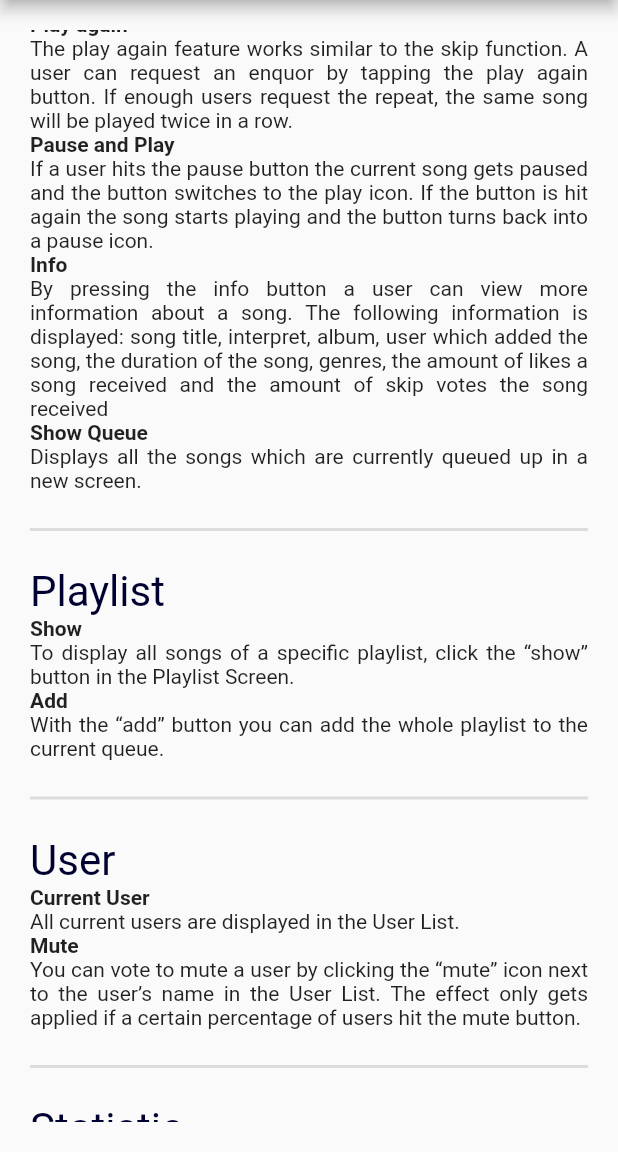
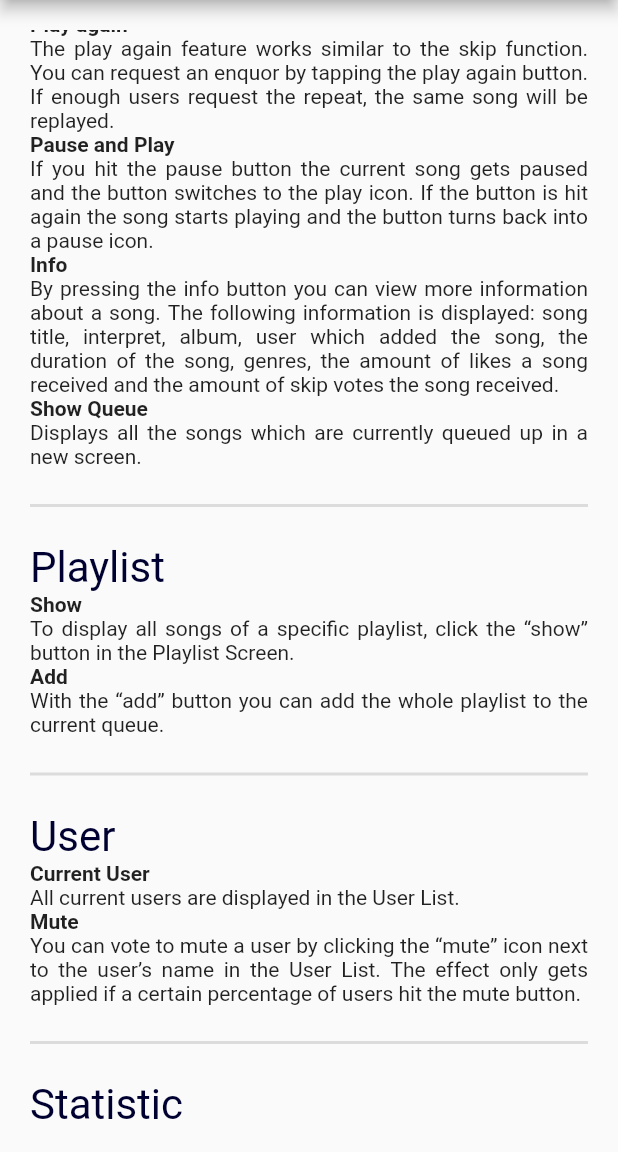
Before and after one commit to ClemensWon/RaspPlayer, a Flutter app: the HelpScreen screen opened by its route, scrolled down 576 dp, on a phone screen of 412 x 824 dp, the part 84-1236 px from its top. Run offline on Flutter 3.47's test engine with Material 2 defaults, Android fonts, the phone set to English and light mode, and no system bars; our stand-ins replace device_info, file_picker; accounts and stored records are empty.

Commit message:
updated text in HelpScreen, added comments

```diff
--- a/raspplayer_app/lib/Screens/ConnectScreen.dart
+++ b/raspplayer_app/lib/Screens/ConnectScreen.dart
@@ -175,6 +175,7 @@ class ConnectScreenState extends State<ConnectScreen> {
     );
   }
 
+  //gets deviceID and sends request to backend
   OnConnect() {
     DeviceInfoService deviceInfoService = new DeviceInfoService();
     RestService restService = new RestService();
--- a/raspplayer_app/lib/Screens/DeviceOptionsScreen.dart
+++ b/raspplayer_app/lib/Screens/DeviceOptionsScreen.dart
@@ -125,6 +125,7 @@ class DeviceOptionsScreenState extends State<DeviceOptionsScreen> {
                     ),
                   ),
                   SizedBox(width: 20,),
+                  //switch for giving users the right to upload songs
                   Switch(value: _allowUpload, onChanged: (bool value) {
                     setState(() {
                       _allowUpload = value;
@@ -146,6 +147,7 @@ class DeviceOptionsScreenState extends State<DeviceOptionsScreen> {
                     ),
                   ),
                   SizedBox(width: 20,),
+                  //switch for activating the option to limit songs
                   Switch(value: _limitAdding, onChanged: (bool value) {
                     setState(() {
                       _limitAdding = value;
@@ -185,6 +187,7 @@ class DeviceOptionsScreenState extends State<DeviceOptionsScreen> {
                 ),
                 alignment: Alignment.centerLeft,
               ),
+              //regulating skip percentage
               Slider(
                 min: 0,
                 max: 100,
--- a/raspplayer_app/lib/Screens/HelpScreen.dart
+++ b/raspplayer_app/lib/Screens/HelpScreen.dart
@@ -1,3 +1,5 @@
+
+import 'dart:ui';
 
 import 'package:flutter/cupertino.dart';
 import 'package:flutter/material.dart';
@@ -90,7 +92,7 @@ class HelpScreen extends StatelessWidget {
                 ),
               ),
               Text(
-                'A user can try to skip a song by pushing the “skip” icon in the main screen. The song will only be skipped if a certain percentage of the users want to skip the song. This percentage can be configured by the owner in the device setting screen.',
+                'You can skip a song by clicking the “skip” icon in the main screen. The song will only be skipped if a certain percentage of users want to skip the song. This percentage can be configured by the session owner in the device setting screen.',
                 textAlign: TextAlign.justify,
               ),
               Text(
@@ -100,7 +102,7 @@ class HelpScreen extends StatelessWidget {
                 ),
               ),
               Text(
-                'The play again feature works similar to the skip function. A user can request an enquor by tapping the play again button. If enough users request the repeat, the same song will be played twice in a row.',
+                'The play again feature works similar to the skip function. You can request an enquor by tapping the play again button. If enough users request the repeat, the same song will be replayed.',
                 textAlign: TextAlign.justify,
               ),
               Text(
@@ -110,7 +112,7 @@ class HelpScreen extends StatelessWidget {
                 ),
               ),
               Text(
-                'If a user hits the pause button the current song gets paused and the button switches to the play icon. If the button is hit again the song starts playing and the button turns back into a pause icon.',
+                'If you hit the pause button the current song gets paused and the button switches to the play icon. If the button is hit again the song starts playing and the button turns back into a pause icon.',
                 textAlign: TextAlign.justify,
               ),
               Text(
@@ -120,7 +122,7 @@ class HelpScreen extends StatelessWidget {
                 ),
               ),
               Text(
-                'By pressing the info button a user can view more information about a song. The following information is displayed: song title, interpret, album, user which added the song, the duration of the song, genres, the amount of likes a song received and the amount of skip votes the song received',
+                'By pressing the info button you can view more information about a song. The following information is displayed: song title, interpret, album, user which added the song, the duration of the song, genres, the amount of likes a song received and the amount of skip votes the song received.',
                 textAlign: TextAlign.justify,
               ),
               Text(
@@ -213,6 +215,11 @@ class HelpScreen extends StatelessWidget {
                 'The Statistic Screen shows different information about users and songs, for example “the most liked song”.',
                 textAlign: TextAlign.justify,
               ),
+              Text(
+                'This feature is currently not fully functional',
+                textAlign: TextAlign.justify,
+                style: TextStyle(color: Colors.red, fontStyle: FontStyle.italic)
+              ),
               Divider(
                 thickness: 2,
                 height: 50,
@@ -284,6 +291,11 @@ class HelpScreen extends StatelessWidget {
                 textAlign: TextAlign.justify,
               ),
               Text(
+                  'This feature is currently not fully functional',
+                  textAlign: TextAlign.justify,
+                  style: TextStyle(color: Colors.red, fontStyle: FontStyle.italic)
+              ),
+              Text(
                 'Limit Adding of Songs',
                 style: TextStyle(
                     fontWeight: FontWeight.bold
@@ -292,6 +304,11 @@ class HelpScreen extends StatelessWidget {
               Text(
                 'If activated, a value can be set to limit the songs a user can add to the current playlist. ',
                 textAlign: TextAlign.justify,
+              ),
+              Text(
+                  'This feature is currently not fully functional',
+                  textAlign: TextAlign.justify,
+                  style: TextStyle(color: Colors.red, fontStyle: FontStyle.italic)
               ),
               Text(
                 'Skip Percentage',
@@ -304,6 +321,11 @@ class HelpScreen extends StatelessWidget {
                 textAlign: TextAlign.justify,
               ),
               Text(
+                  'This feature is currently not fully functional',
+                  textAlign: TextAlign.justify,
+                  style: TextStyle(color: Colors.red, fontStyle: FontStyle.italic)
+              ),
+              Text(
                 'Allow Mute',
                 style: TextStyle(
                     fontWeight: FontWeight.bold
@@ -312,6 +334,11 @@ class HelpScreen extends StatelessWidget {
               Text(
                 'This parameter decides if users are allowed to vote for the muting of other users.',
                 textAlign: TextAlign.justify,
+              ),
+              Text(
+                  'This feature is currently not fully functional',
+                  textAlign: TextAlign.justify,
+                  style: TextStyle(color: Colors.red, fontStyle: FontStyle.italic)
               ),
               Text(
                 'Mute Percentage',
@@ -324,6 +351,11 @@ class HelpScreen extends StatelessWidget {
                 textAlign: TextAlign.justify,
               ),
               Text(
+                  'This feature is currently not fully functional',
+                  textAlign: TextAlign.justify,
+                  style: TextStyle(color: Colors.red, fontStyle: FontStyle.italic)
+              ),
+              Text(
                 'Mute Duration',
                 style: TextStyle(
                     fontWeight: FontWeight.bold
@@ -332,6 +364,11 @@ class HelpScreen extends StatelessWidget {
               Text(
                 'The mute duration describes the time a user is muted after a mute vote was successful. The timespan is measured in minutes.',
                 textAlign: TextAlign.justify,
+              ),
+              Text(
+                  'This feature is currently not fully functional',
+                  textAlign: TextAlign.justify,
+                  style: TextStyle(color: Colors.red, fontStyle: FontStyle.italic)
               ),
               Divider(
                 thickness: 2,
--- a/raspplayer_app/lib/Screens/LibaryScreen.dart
+++ b/raspplayer_app/lib/Screens/LibaryScreen.dart
@@ -106,7 +106,6 @@ class LibraryScreenSate extends State<LibraryScreen> {
                 setState(() {
                   showFab = false;
                 });
-
                 bottomSheetMethod(context);
               },
             ),
@@ -162,7 +161,7 @@ class LibraryScreenSate extends State<LibraryScreen> {
     });
   }
 
-  //
+  //load queue and playlist as option for adding songs
   void loadBottomSheetOptions() {
     addToList = [];
     addToList.add(Card(
@@ -204,6 +203,7 @@ class LibraryScreenSate extends State<LibraryScreen> {
     });
   }
 
+  //displays the lists
   void bottomSheetMethod(BuildContext context) {
     showBottomSheet(
         context: context,
--- a/raspplayer_app/lib/Screens/PlaylistScreen.dart
+++ b/raspplayer_app/lib/Screens/PlaylistScreen.dart
@@ -36,7 +36,7 @@ class PlaylistScreenState extends State<PlaylistScreen> {
             icon: Icon(Icons.cancel),
             onPressed: () {
                 RestService restService = new RestService();
-                //delete song from queue
+                //delete song from queue (not implemented)
                 if (arguments['isQueue']) {
                   /*restService.deleteSongFromQueue(song.id).then((result) {
                     setState(() {
@@ -53,7 +53,9 @@ class PlaylistScreenState extends State<PlaylistScreen> {
                     });
 
                   });*/
-                } else {
+                }
+                //delete songs from playlist
+                else {
                   restService.deleteSongFromPlaylist(song.id, arguments['playlistID']).then((result) {
                     setState(() {
                       if (result) {
@@ -84,17 +86,6 @@ class PlaylistScreenState extends State<PlaylistScreen> {
           width: double.infinity,
           margin: EdgeInsets.all(10),
           child: ListView(
-            /*
-            onReorder: (int oldIndex, int newIndex) {
-              setState(() {
-                if (oldIndex < newIndex) {
-                  newIndex -= 1;
-                }
-                final SongListItem item = songList.removeAt(oldIndex);
-                songList.insert(newIndex, item);
-              });
-            },
-            */
             children: displayList,
           )),
       floatingActionButton: ElevatedButton(
```
Also changed, not shown: raspplayer_app/lib/Screens/MainScreen.dart (+8 -3 lines).
